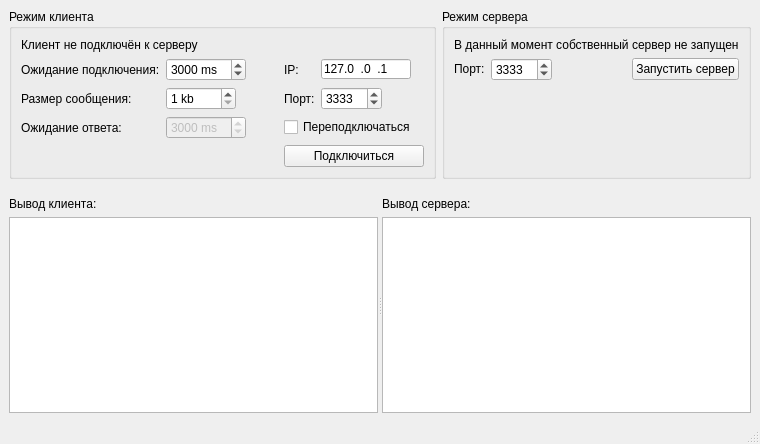
Qt form mainwindow.ui (CJayM/PingPong) before a commit.
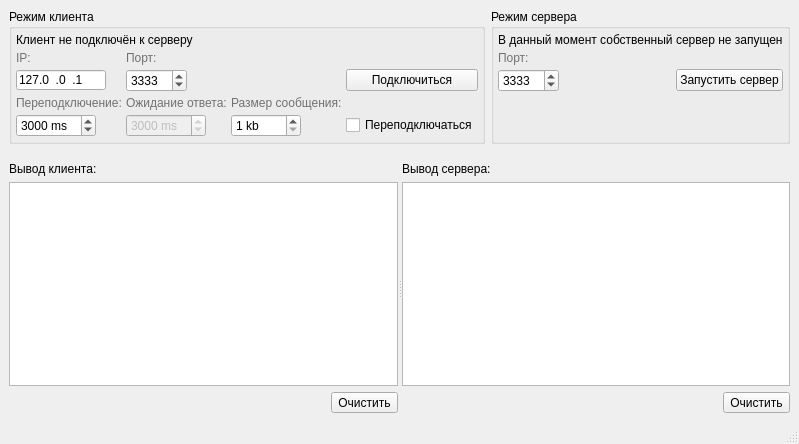
The same form after that commit.

Commit message: Подправлен UI

```diff
--- a/mainwindow.ui
+++ b/mainwindow.ui
@@ -47,9 +47,200 @@
             <string>Режим клиента</string>
            </property>
            <layout class="QVBoxLayout" name="verticalLayout_9">
+            <property name="spacing">
+             <number>4</number>
+            </property>
+            <property name="leftMargin">
+             <number>4</number>
+            </property>
+            <property name="topMargin">
+             <number>4</number>
+            </property>
+            <property name="rightMargin">
+             <number>4</number>
+            </property>
+            <property name="bottomMargin">
+             <number>4</number>
+            </property>
             <item>
              <layout class="QGridLayout" name="gridLayout_3">
-              <item row="1" column="4">
+              <item row="4" column="0">
+               <layout class="QHBoxLayout" name="horizontalLayout_3">
+                <item>
+                 <widget class="QSpinBox" name="spinClientTimeout">
+                  <property name="sizePolicy">
+                   <sizepolicy hsizetype="Minimum" vsizetype="Fixed">
+                    <horstretch>0</horstretch>
+                    <verstretch>0</verstretch>
+                   </sizepolicy>
+                  </property>
+                  <property name="minimumSize">
+                   <size>
+                    <width>0</width>
+                    <height>20</height>
+                   </size>
+                  </property>
+                  <property name="suffix">
+                   <string> ms</string>
+                  </property>
+                  <property name="maximum">
+                   <number>30000</number>
+                  </property>
+                  <property name="value">
+                   <number>3000</number>
+                  </property>
+                 </widget>
+                </item>
+                <item>
+                 <spacer name="horizontalSpacer">
+                  <property name="orientation">
+                   <enum>Qt::Horizontal</enum>
+                  </property>
+                  <property name="sizeHint" stdset="0">
+                   <size>
+                    <width>40</width>
+                    <height>20</height>
+                   </size>
+                  </property>
+                 </spacer>
+                </item>
+               </layout>
+              </item>
+              <item row="1" column="0">
+               <widget class="QLabel" name="label">
+                <property name="styleSheet">
+                 <string notr="true">color: rgb(113, 113, 113);</string>
+                </property>
+                <property name="text">
+                 <string>IP:</string>
+                </property>
+               </widget>
+              </item>
+              <item row="3" column="1">
+               <widget class="QLabel" name="label_8">
+                <property name="styleSheet">
+                 <string notr="true">color: rgb(113, 113, 113);</string>
+                </property>
+                <property name="text">
+                 <string>Ожидание ответа:</string>
+                </property>
+               </widget>
+              </item>
+              <item row="2" column="1">
+               <layout class="QHBoxLayout" name="horizontalLayout">
+                <item>
+                 <widget class="QSpinBox" name="spinClientPort">
+                  <property name="sizePolicy">
+                   <sizepolicy hsizetype="Minimum" vsizetype="Fixed">
+                    <horstretch>0</horstretch>
+                    <verstretch>0</verstretch>
+                   </sizepolicy>
+                  </property>
+                  <property name="minimumSize">
+                   <size>
+                    <width>0</width>
+                    <height>20</height>
+                   </size>
+                  </property>
+                  <property name="maximum">
+                   <number>65535</number>
+                  </property>
+                  <property name="value">
+                   <number>3333</number>
+                  </property>
+                 </widget>
+                </item>
+                <item>
+                 <spacer name="horizontalSpacer_4">
+                  <property name="orientation">
+                   <enum>Qt::Horizontal</enum>
+                  </property>
+                  <property name="sizeHint" stdset="0">
+                   <size>
+                    <width>40</width>
+                    <height>20</height>
+                   </size>
+                  </property>
+                 </spacer>
+                </item>
+               </layout>
+              </item>
+              <item row="1" column="1">
+               <widget class="QLabel" name="label_2">
+                <property name="styleSheet">
+                 <string notr="true">color: rgb(113, 113, 113);</string>
+                </property>
+                <property name="text">
+                 <string>Порт:</string>
+                </property>
+               </widget>
+              </item>
+              <item row="4" column="1">
+               <layout class="QHBoxLayout" name="horizontalLayout_7">
+                <item>
+                 <widget class="QSpinBox" name="spinAnswerTimeout">
+                  <property name="enabled">
+                   <bool>false</bool>
+                  </property>
+                  <property name="sizePolicy">
+                   <sizepolicy hsizetype="Minimum" vsizetype="Fixed">
+                    <horstretch>0</horstretch>
+                    <verstretch>0</verstretch>
+                   </sizepolicy>
+                  </property>
+                  <property name="minimumSize">
+                   <size>
+                    <width>0</width>
+                    <height>20</height>
+                   </size>
+                  </property>
+                  <property name="suffix">
+                   <string> ms</string>
+                  </property>
+                  <property name="maximum">
+                   <number>30000</number>
+                  </property>
+                  <property name="value">
+                   <number>3000</number>
+                  </property>
+                 </widget>
+                </item>
+                <item>
+                 <spacer name="horizontalSpacer_8">
+                  <property name="orientation">
+                   <enum>Qt::Horizontal</enum>
+                  </property>
+                  <property name="sizeHint" stdset="0">
+                   <size>
+                    <width>40</width>
+                    <height>20</height>
+                   </size>
+                  </property>
+                 </spacer>
+                </item>
+               </layout>
+              </item>
+              <item row="3" column="2">
+               <widget class="QLabel" name="label_6">
+                <property name="styleSheet">
+                 <string notr="true">color: rgb(113, 113, 113);</string>
+                </property>
+                <property name="text">
+                 <string>Размер сообщения:</string>
+                </property>
+               </widget>
+              </item>
+              <item row="3" column="0">
+               <widget class="QLabel" name="label_5">
+                <property name="styleSheet">
+                 <string notr="true">color: rgb(113, 113, 113);</string>
+                </property>
+                <property name="text">
+                 <string>Переподключение:</string>
+                </property>
+               </widget>
+              </item>
+              <item row="2" column="0">
                <layout class="QHBoxLayout" name="horizontalLayout_5">
                 <item>
                  <widget class="QLineEdit" name="editServerIp">
@@ -97,135 +288,14 @@
                 </item>
                </layout>
               </item>
-              <item row="2" column="0">
-               <widget class="QLabel" name="label_6">
-                <property name="text">
-                 <string>Размер сообщения:</string>
-                </property>
-               </widget>
-              </item>
-              <item row="0" column="0" colspan="5">
-               <widget class="QLabel" name="lblClientState">
-                <property name="text">
-                 <string>Клиент не подключён к серверу</string>
-                </property>
-               </widget>
-              </item>
-              <item row="2" column="2">
-               <spacer name="horizontalSpacer_6">
-                <property name="orientation">
-                 <enum>Qt::Horizontal</enum>
-                </property>
-                <property name="sizeHint" stdset="0">
-                 <size>
-                  <width>40</width>
-                  <height>20</height>
-                 </size>
-                </property>
-               </spacer>
-              </item>
-              <item row="3" column="1">
-               <layout class="QHBoxLayout" name="horizontalLayout_7">
-                <item>
-                 <widget class="QSpinBox" name="spinAnswerTimeout">
-                  <property name="enabled">
-                   <bool>false</bool>
-                  </property>
-                  <property name="sizePolicy">
-                   <sizepolicy hsizetype="Minimum" vsizetype="Fixed">
-                    <horstretch>0</horstretch>
-                    <verstretch>0</verstretch>
-                   </sizepolicy>
-                  </property>
-                  <property name="minimumSize">
-                   <size>
-                    <width>0</width>
-                    <height>20</height>
-                   </size>
-                  </property>
-                  <property name="suffix">
-                   <string> ms</string>
-                  </property>
-                  <property name="maximum">
-                   <number>30000</number>
-                  </property>
-                  <property name="value">
-                   <number>3000</number>
-                  </property>
-                 </widget>
-                </item>
-                <item>
-                 <spacer name="horizontalSpacer_8">
-                  <property name="orientation">
-                   <enum>Qt::Horizontal</enum>
-                  </property>
-                  <property name="sizeHint" stdset="0">
-                   <size>
-                    <width>40</width>
-                    <height>20</height>
-                   </size>
-                  </property>
-                 </spacer>
-                </item>
-               </layout>
-              </item>
-              <item row="3" column="0">
-               <widget class="QLabel" name="label_8">
-                <property name="text">
-                 <string>Ожидание ответа:</string>
-                </property>
-               </widget>
-              </item>
-              <item row="1" column="1">
-               <layout class="QHBoxLayout" name="horizontalLayout_3">
-                <item>
-                 <widget class="QSpinBox" name="spinClientTimeout">
-                  <property name="sizePolicy">
-                   <sizepolicy hsizetype="Minimum" vsizetype="Fixed">
-                    <horstretch>0</horstretch>
-                    <verstretch>0</verstretch>
-                   </sizepolicy>
-                  </property>
-                  <property name="minimumSize">
-                   <size>
-                    <width>0</width>
-                    <height>20</height>
-                   </size>
-                  </property>
-                  <property name="suffix">
-                   <string> ms</string>
-                  </property>
-                  <property name="maximum">
-                   <number>30000</number>
-                  </property>
-                  <property name="value">
-                   <number>3000</number>
-                  </property>
-                 </widget>
-                </item>
-                <item>
-                 <spacer name="horizontalSpacer">
-                  <property name="orientation">
-                   <enum>Qt::Horizontal</enum>
-                  </property>
-                  <property name="sizeHint" stdset="0">
-                   <size>
-                    <width>40</width>
-                    <height>20</height>
-                   </size>
-                  </property>
-                 </spacer>
-                </item>
-               </layout>
-              </item>
               <item row="2" column="3">
-               <widget class="QLabel" name="label_2">
+               <widget class="QPushButton" name="btnClient">
                 <property name="text">
-                 <string>Порт:</string>
+                 <string>Подключиться</string>
                 </property>
                </widget>
               </item>
-              <item row="2" column="1">
+              <item row="4" column="2">
                <layout class="QHBoxLayout" name="horizontalLayout_6">
                 <item>
                  <widget class="QSpinBox" name="spinPacketSize">
@@ -270,67 +340,14 @@
                 </item>
                </layout>
               </item>
-              <item row="2" column="4">
-               <layout class="QHBoxLayout" name="horizontalLayout">
-                <item>
-                 <widget class="QSpinBox" name="spinClientPort">
-                  <property name="sizePolicy">
-                   <sizepolicy hsizetype="Minimum" vsizetype="Fixed">
-                    <horstretch>0</horstretch>
-                    <verstretch>0</verstretch>
-                   </sizepolicy>
-                  </property>
-                  <property name="minimumSize">
-                   <size>
-                    <width>0</width>
-                    <height>20</height>
-                   </size>
-                  </property>
-                  <property name="maximum">
-                   <number>65535</number>
-                  </property>
-                  <property name="value">
-                   <number>3333</number>
-                  </property>
-                 </widget>
-                </item>
-                <item>
-                 <spacer name="horizontalSpacer_4">
-                  <property name="orientation">
-                   <enum>Qt::Horizontal</enum>
-                  </property>
-                  <property name="sizeHint" stdset="0">
-                   <size>
-                    <width>40</width>
-                    <height>20</height>
-                   </size>
-                  </property>
-                 </spacer>
-                </item>
-               </layout>
-              </item>
-              <item row="4" column="3" colspan="2">
-               <widget class="QPushButton" name="btnClient">
+              <item row="0" column="0" colspan="4">
+               <widget class="QLabel" name="lblClientState">
                 <property name="text">
-                 <string>Подключиться</string>
+                 <string>Клиент не подключён к серверу</string>
                 </property>
                </widget>
               </item>
-              <item row="1" column="0">
-               <widget class="QLabel" name="label_5">
-                <property name="text">
-                 <string>Ожидание подключения:</string>
-                </property>
-               </widget>
-              </item>
-              <item row="1" column="3">
-               <widget class="QLabel" name="label">
-                <property name="text">
-                 <string>IP:</string>
-                </property>
-               </widget>
-              </item>
-              <item row="3" column="3" colspan="2">
+              <item row="4" column="3">
                <widget class="QCheckBox" name="checkBox">
                 <property name="text">
                  <string>Переподключаться</string>
@@ -361,6 +378,21 @@
             <string>Режим сервера</string>
            </property>
            <layout class="QVBoxLayout" name="verticalLayout_8">
+            <property name="spacing">
+             <number>4</number>
+            </property>
+            <property name="leftMargin">
+             <number>4</number>
+            </property>
+            <property name="topMargin">
+             <number>4</number>
+            </property>
+            <property name="rightMargin">
+             <number>4</number>
+            </property>
+            <property name="bottomMargin">
+             <number>4</number>
+            </property>
             <item>
              <widget class="QLabel" name="lblServerState">
               <property name="styleSheet">
@@ -373,7 +405,20 @@
             </item>
             <item>
              <layout class="QGridLayout" name="gridLayout_2" columnstretch="0,0,1,0">
-              <item row="0" column="3">
+              <item row="1" column="2">
+               <spacer name="horizontalSpacer_7">
+                <property name="orientation">
+                 <enum>Qt::Horizontal</enum>
+                </property>
+                <property name="sizeHint" stdset="0">
+                 <size>
+                  <width>40</width>
+                  <height>20</height>
+                 </size>
+                </property>
+               </spacer>
+              </item>
+              <item row="1" column="3">
                <widget class="QPushButton" name="btnServer">
                 <property name="styleSheet">
                  <string notr="true"/>
@@ -383,7 +428,46 @@
                 </property>
                </widget>
               </item>
-              <item row="0" column="0">
+              <item row="1" column="1">
+               <layout class="QHBoxLayout" name="horizontalLayout_2">
+                <item>
+                 <widget class="QSpinBox" name="spinServerPort">
+                  <property name="sizePolicy">
+                   <sizepolicy hsizetype="Minimum" vsizetype="Fixed">
+                    <horstretch>0</horstretch>
+                    <verstretch>0</verstretch>
+                   </sizepolicy>
+                  </property>
+                  <property name="minimumSize">
+                   <size>
+                    <width>0</width>
+                    <height>20</height>
+                   </size>
+                  </property>
+                  <property name="maximum">
+                   <number>65535</number>
+                  </property>
+                  <property name="value">
+                   <number>3333</number>
+                  </property>
+                 </widget>
+                </item>
+                <item>
+                 <spacer name="horizontalSpacer_2">
+                  <property name="orientation">
+                   <enum>Qt::Horizontal</enum>
+                  </property>
+                  <property name="sizeHint" stdset="0">
+                   <size>
+                    <width>40</width>
+                    <height>20</height>
+                   </size>
+                  </property>
+                 </spacer>
+                </item>
+               </layout>
+              </item>
+              <item row="0" column="1">
                <widget class="QLabel" name="label_3">
                 <property name="sizePolicy">
                  <sizepolicy hsizetype="Fixed" vsizetype="Fixed">
@@ -397,63 +481,14 @@
                   <height>13</height>
                  </size>
                 </property>
+                <property name="styleSheet">
+                 <string notr="true">color: rgb(113, 113, 113);</string>
+                </property>
                 <property name="text">
                  <string>Порт:</string>
                 </property>
                </widget>
               </item>
-              <item row="0" column="1">
-               <layout class="QHBoxLayout" name="horizontalLayout_2">
-                <item>
-                 <widget class="QSpinBox" name="spinServerPort">
-                  <property name="sizePolicy">
-                   <sizepolicy hsizetype="Minimum" vsizetype="Fixed">
-                    <horstretch>0</horstretch>
-                    <verstretch>0</verstretch>
-                   </sizepolicy>
-                  </property>
-                  <property name="minimumSize">
-                   <size>
-                    <width>0</width>
-                    <height>20</height>
-                   </size>
-                  </property>
-                  <property name="maximum">
-                   <number>65535</number>
-                  </property>
-                  <property name="value">
-                   <number>3333</number>
-                  </property>
-                 </widget>
-                </item>
-                <item>
-                 <spacer name="horizontalSpacer_2">
-                  <property name="orientation">
-                   <enum>Qt::Horizontal</enum>
-                  </property>
-                  <property name="sizeHint" stdset="0">
-                   <size>
-                    <width>40</width>
-                    <height>20</height>
-                   </size>
-                  </property>
-                 </spacer>
-                </item>
-               </layout>
-              </item>
-              <item row="0" column="2">
-               <spacer name="horizontalSpacer_7">
-                <property name="orientation">
-                 <enum>Qt::Horizontal</enum>
-                </property>
-                <property name="sizeHint" stdset="0">
-                 <size>
-                  <width>40</width>
-                  <height>20</height>
-                 </size>
-                </property>
-               </spacer>
-              </item>
              </layout>
             </item>
             <item>
@@ -537,6 +572,30 @@
              </property>
             </widget>
            </item>
+           <item>
+            <layout class="QHBoxLayout" name="horizontalLayout_9">
+             <item>
+              <spacer name="horizontalSpacer_9">
+               <property name="orientation">
+                <enum>Qt::Horizontal</enum>
+               </property>
+               <property name="sizeHint" stdset="0">
+                <size>
+                 <width>40</width>
+                 <height>20</height>
+                </size>
+               </property>
+              </spacer>
+             </item>
+             <item>
+              <widget class="QToolButton" name="btnClearClientLog">
+               <property name="text">
+                <string>Очистить</string>
+               </property>
+              </widget>
+             </item>
+            </layout>
+           </item>
           </layout>
          </widget>
          <widget class="QFrame" name="frame_2">
@@ -583,6 +642,30 @@
              </property>
             </widget>
            </item>
+           <item>
+            <layout class="QHBoxLayout" name="horizontalLayout_8">
+             <item>
+              <spacer name="horizontalSpacer_6">
+               <property name="orientation">
+                <enum>Qt::Horizontal</enum>
+               </property>
+               <property name="sizeHint" stdset="0">
+                <size>
+                 <width>40</width>
+                 <height>20</height>
+                </size>
+               </property>
+              </spacer>
+             </item>
+             <item>
+              <widget class="QToolButton" name="btnClearServerLog">
+               <property name="text">
+                <string>Очистить</string>
+               </property>
+              </widget>
+             </item>
+            </layout>
+           </item>
           </layout>
          </widget>
         </widget>
```
Left out of the diff: 5 changed lines with no effect on the pictures. The commit also changes 1 other file.
